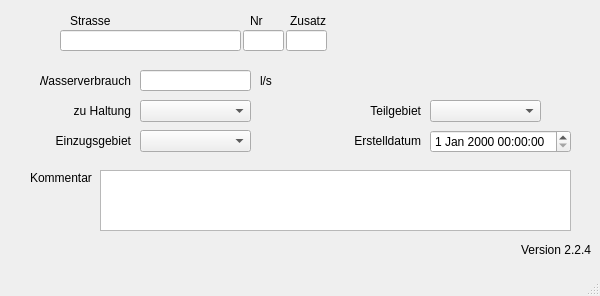
hoettges/QKan, file eingabemasken/einleit.ui: the form before one commit.
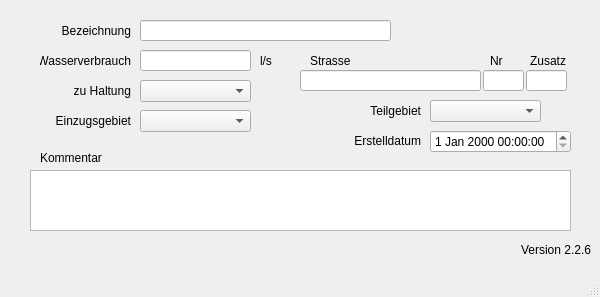
The form after the commit. Custom widgets are drawn as their Qt base class.

Diff of the .ui file:
```diff
--- a/eingabemasken/einleit.ui
+++ b/eingabemasken/einleit.ui
@@ -10,7 +10,7 @@
     <x>0</x>
     <y>0</y>
     <width>600</width>
-    <height>296</height>
+    <height>297</height>
    </rect>
   </property>
   <property name="windowTitle">
@@ -21,7 +21,7 @@
     <property name="geometry">
      <rect>
       <x>70</x>
-      <y>100</y>
+      <y>80</y>
       <width>61</width>
       <height>21</height>
      </rect>
@@ -37,7 +37,7 @@
     <property name="geometry">
      <rect>
       <x>40</x>
-      <y>70</y>
+      <y>50</y>
       <width>91</width>
       <height>21</height>
      </rect>
@@ -69,7 +69,7 @@
     <property name="geometry">
      <rect>
       <x>140</x>
-      <y>70</y>
+      <y>50</y>
       <width>111</width>
       <height>21</height>
      </rect>
@@ -79,7 +79,7 @@
     <property name="geometry">
      <rect>
       <x>140</x>
-      <y>100</y>
+      <y>80</y>
       <width>111</width>
       <height>22</height>
      </rect>
@@ -99,7 +99,7 @@
     <property name="geometry">
      <rect>
       <x>260</x>
-      <y>70</y>
+      <y>50</y>
       <width>31</width>
       <height>21</height>
      </rect>
@@ -111,8 +111,8 @@
    <widget class="QLabel" name="label_7">
     <property name="geometry">
      <rect>
-      <x>70</x>
-      <y>10</y>
+      <x>310</x>
+      <y>50</y>
       <width>51</width>
       <height>21</height>
      </rect>
@@ -124,8 +124,8 @@
    <widget class="QLineEdit" name="strassenname">
     <property name="geometry">
      <rect>
-      <x>60</x>
-      <y>30</y>
+      <x>300</x>
+      <y>70</y>
       <width>181</width>
       <height>21</height>
      </rect>
@@ -134,8 +134,8 @@
    <widget class="QLineEdit" name="hausnummer">
     <property name="geometry">
      <rect>
-      <x>243</x>
-      <y>30</y>
+      <x>483</x>
+      <y>70</y>
       <width>41</width>
       <height>21</height>
      </rect>
@@ -144,8 +144,8 @@
    <widget class="QLineEdit" name="zusatz">
     <property name="geometry">
      <rect>
-      <x>286</x>
-      <y>30</y>
+      <x>526</x>
+      <y>70</y>
       <width>41</width>
       <height>21</height>
      </rect>
@@ -154,8 +154,8 @@
    <widget class="QLabel" name="label_8">
     <property name="geometry">
      <rect>
-      <x>250</x>
-      <y>10</y>
+      <x>490</x>
+      <y>50</y>
       <width>31</width>
       <height>21</height>
      </rect>
@@ -167,8 +167,8 @@
    <widget class="QLabel" name="label_9">
     <property name="geometry">
      <rect>
-      <x>290</x>
-      <y>10</y>
+      <x>530</x>
+      <y>50</y>
       <width>41</width>
       <height>21</height>
      </rect>
@@ -180,9 +180,9 @@
    <widget class="QTextEdit" name="kommentar">
     <property name="geometry">
      <rect>
-      <x>100</x>
+      <x>30</x>
       <y>170</y>
-      <width>471</width>
+      <width>541</width>
       <height>61</height>
      </rect>
     </property>
@@ -190,8 +190,8 @@
    <widget class="QLabel" name="label_14">
     <property name="geometry">
      <rect>
-      <x>30</x>
-      <y>170</y>
+      <x>40</x>
+      <y>150</y>
       <width>81</width>
       <height>16</height>
      </rect>
@@ -239,7 +239,7 @@
      <string>Version QKan Import</string>
     </property>
     <property name="text">
-     <string>Version 2.2.4</string>
+     <string>Version 2.2.6</string>
     </property>
     <property name="alignment">
      <set>Qt::AlignRight|Qt::AlignTrailing|Qt::AlignVCenter</set>
@@ -249,7 +249,7 @@
     <property name="geometry">
      <rect>
       <x>50</x>
-      <y>130</y>
+      <y>110</y>
       <width>81</width>
       <height>21</height>
      </rect>
@@ -265,12 +265,38 @@
     <property name="geometry">
      <rect>
       <x>140</x>
-      <y>130</y>
+      <y>110</y>
       <width>111</width>
       <height>22</height>
      </rect>
     </property>
    </widget>
+   <widget class="QLineEdit" name="elnam">
+    <property name="geometry">
+     <rect>
+      <x>140</x>
+      <y>20</y>
+      <width>251</width>
+      <height>21</height>
+     </rect>
+    </property>
+   </widget>
+   <widget class="QLabel" name="label_10">
+    <property name="geometry">
+     <rect>
+      <x>40</x>
+      <y>20</y>
+      <width>91</width>
+      <height>21</height>
+     </rect>
+    </property>
+    <property name="text">
+     <string>Bezeichnung</string>
+    </property>
+    <property name="alignment">
+     <set>Qt::AlignRight|Qt::AlignTrailing|Qt::AlignVCenter</set>
+    </property>
+   </widget>
   </widget>
   <widget class="QMenuBar" name="menubar">
    <property name="geometry">
```
